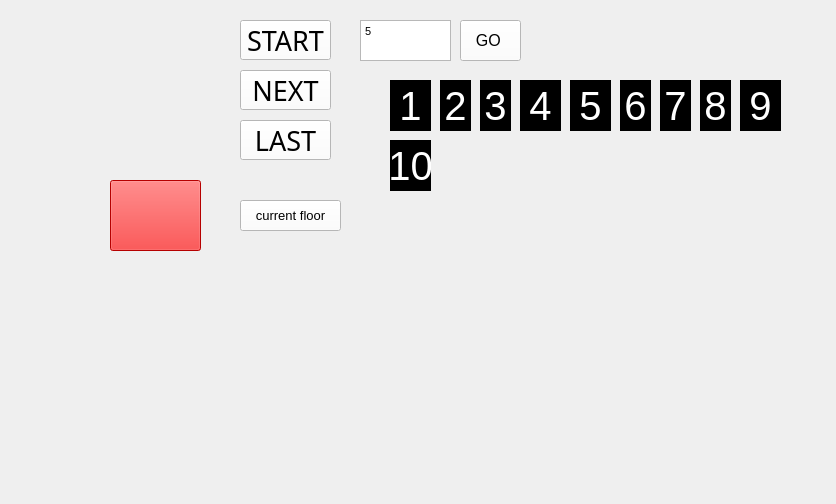
This is mainwindow.ui in 174high/QtAnimationDemo as Qt 5 draws it before an edit. The edited form follows.
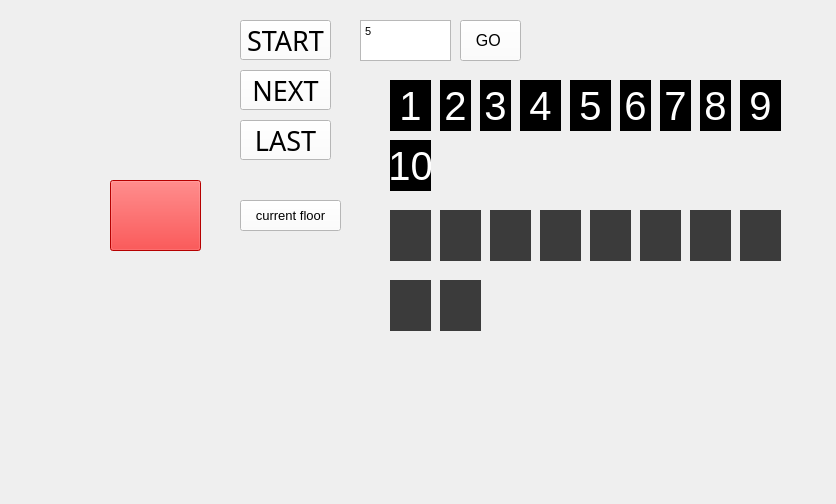
This is the edited form.

Commit message: booked floors are doing

```diff
--- a/mainwindow.ui
+++ b/mainwindow.ui
@@ -431,6 +431,416 @@
      <string/>
     </property>
    </widget>
+   <widget class="QPushButton" name="posButton_11">
+    <property name="enabled">
+     <bool>true</bool>
+    </property>
+    <property name="geometry">
+     <rect>
+      <x>390</x>
+      <y>210</y>
+      <width>41</width>
+      <height>51</height>
+     </rect>
+    </property>
+    <property name="sizePolicy">
+     <sizepolicy hsizetype="Minimum" vsizetype="Expanding">
+      <horstretch>0</horstretch>
+      <verstretch>0</verstretch>
+     </sizepolicy>
+    </property>
+    <property name="font">
+     <font>
+      <pointsize>30</pointsize>
+     </font>
+    </property>
+    <property name="styleSheet">
+     <string notr="true">background-color:  rgb(59, 59, 59);
+border:none;
+color:white</string>
+    </property>
+    <property name="text">
+     <string/>
+    </property>
+    <property name="iconSize">
+     <size>
+      <width>12</width>
+      <height>12</height>
+     </size>
+    </property>
+    <property name="autoRepeatDelay">
+     <number>300</number>
+    </property>
+   </widget>
+   <widget class="QPushButton" name="posButton_12">
+    <property name="enabled">
+     <bool>true</bool>
+    </property>
+    <property name="geometry">
+     <rect>
+      <x>440</x>
+      <y>210</y>
+      <width>41</width>
+      <height>51</height>
+     </rect>
+    </property>
+    <property name="sizePolicy">
+     <sizepolicy hsizetype="Minimum" vsizetype="Expanding">
+      <horstretch>0</horstretch>
+      <verstretch>0</verstretch>
+     </sizepolicy>
+    </property>
+    <property name="font">
+     <font>
+      <pointsize>30</pointsize>
+     </font>
+    </property>
+    <property name="styleSheet">
+     <string notr="true">background-color:  rgb(59, 59, 59);
+border:none;
+color:white</string>
+    </property>
+    <property name="text">
+     <string/>
+    </property>
+    <property name="iconSize">
+     <size>
+      <width>12</width>
+      <height>12</height>
+     </size>
+    </property>
+    <property name="autoRepeatDelay">
+     <number>300</number>
+    </property>
+   </widget>
+   <widget class="QPushButton" name="posButton_13">
+    <property name="enabled">
+     <bool>true</bool>
+    </property>
+    <property name="geometry">
+     <rect>
+      <x>490</x>
+      <y>210</y>
+      <width>41</width>
+      <height>51</height>
+     </rect>
+    </property>
+    <property name="sizePolicy">
+     <sizepolicy hsizetype="Minimum" vsizetype="Expanding">
+      <horstretch>0</horstretch>
+      <verstretch>0</verstretch>
+     </sizepolicy>
+    </property>
+    <property name="font">
+     <font>
+      <pointsize>30</pointsize>
+     </font>
+    </property>
+    <property name="styleSheet">
+     <string notr="true">background-color:  rgb(59, 59, 59);
+border:none;
+color:white</string>
+    </property>
+    <property name="text">
+     <string/>
+    </property>
+    <property name="iconSize">
+     <size>
+      <width>12</width>
+      <height>12</height>
+     </size>
+    </property>
+    <property name="autoRepeatDelay">
+     <number>300</number>
+    </property>
+   </widget>
+   <widget class="QPushButton" name="posButton_14">
+    <property name="enabled">
+     <bool>true</bool>
+    </property>
+    <property name="geometry">
+     <rect>
+      <x>540</x>
+      <y>210</y>
+      <width>41</width>
+      <height>51</height>
+     </rect>
+    </property>
+    <property name="sizePolicy">
+     <sizepolicy hsizetype="Minimum" vsizetype="Expanding">
+      <horstretch>0</horstretch>
+      <verstretch>0</verstretch>
+     </sizepolicy>
+    </property>
+    <property name="font">
+     <font>
+      <pointsize>30</pointsize>
+     </font>
+    </property>
+    <property name="styleSheet">
+     <string notr="true">background-color:  rgb(59, 59, 59);
+border:none;
+color:white</string>
+    </property>
+    <property name="text">
+     <string/>
+    </property>
+    <property name="iconSize">
+     <size>
+      <width>12</width>
+      <height>12</height>
+     </size>
+    </property>
+    <property name="autoRepeatDelay">
+     <number>300</number>
+    </property>
+   </widget>
+   <widget class="QPushButton" name="posButton_15">
+    <property name="enabled">
+     <bool>true</bool>
+    </property>
+    <property name="geometry">
+     <rect>
+      <x>590</x>
+      <y>210</y>
+      <width>41</width>
+      <height>51</height>
+     </rect>
+    </property>
+    <property name="sizePolicy">
+     <sizepolicy hsizetype="Minimum" vsizetype="Expanding">
+      <horstretch>0</horstretch>
+      <verstretch>0</verstretch>
+     </sizepolicy>
+    </property>
+    <property name="font">
+     <font>
+      <pointsize>30</pointsize>
+     </font>
+    </property>
+    <property name="styleSheet">
+     <string notr="true">background-color: rgb(59, 59, 59);
+border:none;
+color:white</string>
+    </property>
+    <property name="text">
+     <string/>
+    </property>
+    <property name="iconSize">
+     <size>
+      <width>12</width>
+      <height>12</height>
+     </size>
+    </property>
+    <property name="autoRepeatDelay">
+     <number>300</number>
+    </property>
+   </widget>
+   <widget class="QPushButton" name="posButton_16">
+    <property name="enabled">
+     <bool>true</bool>
+    </property>
+    <property name="geometry">
+     <rect>
+      <x>640</x>
+      <y>210</y>
+      <width>41</width>
+      <height>51</height>
+     </rect>
+    </property>
+    <property name="sizePolicy">
+     <sizepolicy hsizetype="Minimum" vsizetype="Expanding">
+      <horstretch>0</horstretch>
+      <verstretch>0</verstretch>
+     </sizepolicy>
+    </property>
+    <property name="font">
+     <font>
+      <pointsize>30</pointsize>
+     </font>
+    </property>
+    <property name="styleSheet">
+     <string notr="true">background-color:  rgb(59, 59, 59);
+border:none;
+color:white</string>
+    </property>
+    <property name="text">
+     <string/>
+    </property>
+    <property name="iconSize">
+     <size>
+      <width>12</width>
+      <height>12</height>
+     </size>
+    </property>
+    <property name="autoRepeatDelay">
+     <number>300</number>
+    </property>
+   </widget>
+   <widget class="QPushButton" name="posButton_17">
+    <property name="enabled">
+     <bool>true</bool>
+    </property>
+    <property name="geometry">
+     <rect>
+      <x>690</x>
+      <y>210</y>
+      <width>41</width>
+      <height>51</height>
+     </rect>
+    </property>
+    <property name="sizePolicy">
+     <sizepolicy hsizetype="Minimum" vsizetype="Expanding">
+      <horstretch>0</horstretch>
+      <verstretch>0</verstretch>
+     </sizepolicy>
+    </property>
+    <property name="font">
+     <font>
+      <pointsize>30</pointsize>
+     </font>
+    </property>
+    <property name="styleSheet">
+     <string notr="true">background-color:  rgb(59, 59, 59);
+border:none;
+color:white</string>
+    </property>
+    <property name="text">
+     <string/>
+    </property>
+    <property name="iconSize">
+     <size>
+      <width>12</width>
+      <height>12</height>
+     </size>
+    </property>
+    <property name="autoRepeatDelay">
+     <number>300</number>
+    </property>
+   </widget>
+   <widget class="QPushButton" name="posButton_18">
+    <property name="enabled">
+     <bool>true</bool>
+    </property>
+    <property name="geometry">
+     <rect>
+      <x>740</x>
+      <y>210</y>
+      <width>41</width>
+      <height>51</height>
+     </rect>
+    </property>
+    <property name="sizePolicy">
+     <sizepolicy hsizetype="Minimum" vsizetype="Expanding">
+      <horstretch>0</horstretch>
+      <verstretch>0</verstretch>
+     </sizepolicy>
+    </property>
+    <property name="font">
+     <font>
+      <pointsize>30</pointsize>
+     </font>
+    </property>
+    <property name="styleSheet">
+     <string notr="true">background-color: rgb(59, 59, 59);
+border:none;
+color:white</string>
+    </property>
+    <property name="text">
+     <string/>
+    </property>
+    <property name="iconSize">
+     <size>
+      <width>12</width>
+      <height>12</height>
+     </size>
+    </property>
+    <property name="autoRepeatDelay">
+     <number>300</number>
+    </property>
+   </widget>
+   <widget class="QPushButton" name="posButton_19">
+    <property name="enabled">
+     <bool>true</bool>
+    </property>
+    <property name="geometry">
+     <rect>
+      <x>390</x>
+      <y>280</y>
+      <width>41</width>
+      <height>51</height>
+     </rect>
+    </property>
+    <property name="sizePolicy">
+     <sizepolicy hsizetype="Minimum" vsizetype="Expanding">
+      <horstretch>0</horstretch>
+      <verstretch>0</verstretch>
+     </sizepolicy>
+    </property>
+    <property name="font">
+     <font>
+      <pointsize>30</pointsize>
+     </font>
+    </property>
+    <property name="styleSheet">
+     <string notr="true">background-color: rgb(59, 59, 59);
+border:none;
+color:white</string>
+    </property>
+    <property name="text">
+     <string/>
+    </property>
+    <property name="iconSize">
+     <size>
+      <width>12</width>
+      <height>12</height>
+     </size>
+    </property>
+    <property name="autoRepeatDelay">
+     <number>300</number>
+    </property>
+   </widget>
+   <widget class="QPushButton" name="posButton_20">
+    <property name="enabled">
+     <bool>true</bool>
+    </property>
+    <property name="geometry">
+     <rect>
+      <x>440</x>
+      <y>280</y>
+      <width>41</width>
+      <height>51</height>
+     </rect>
+    </property>
+    <property name="sizePolicy">
+     <sizepolicy hsizetype="Minimum" vsizetype="Expanding">
+      <horstretch>0</horstretch>
+      <verstretch>0</verstretch>
+     </sizepolicy>
+    </property>
+    <property name="font">
+     <font>
+      <pointsize>30</pointsize>
+     </font>
+    </property>
+    <property name="styleSheet">
+     <string notr="true">background-color: rgb(59, 59, 59);
+border:none;
+color:white</string>
+    </property>
+    <property name="text">
+     <string/>
+    </property>
+    <property name="iconSize">
+     <size>
+      <width>12</width>
+      <height>12</height>
+     </size>
+    </property>
+    <property name="autoRepeatDelay">
+     <number>300</number>
+    </property>
+   </widget>
   </widget>
   <widget class="QMenuBar" name="menuBar">
    <property name="geometry">
```
The commit also changes 2 other files.
